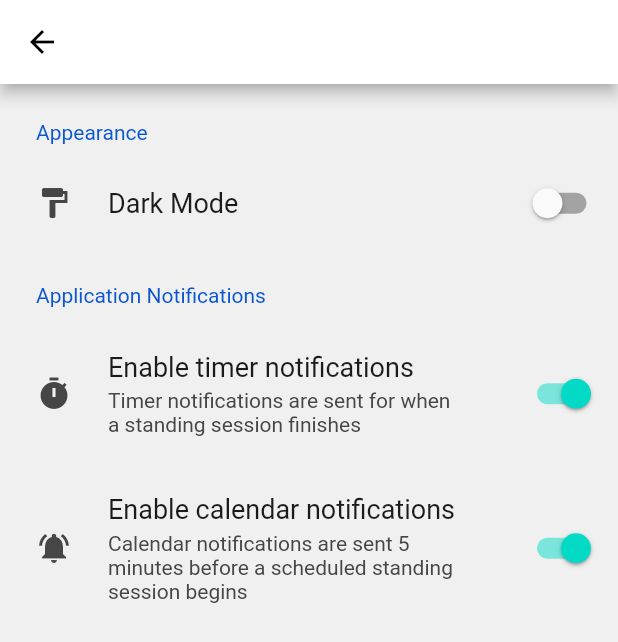
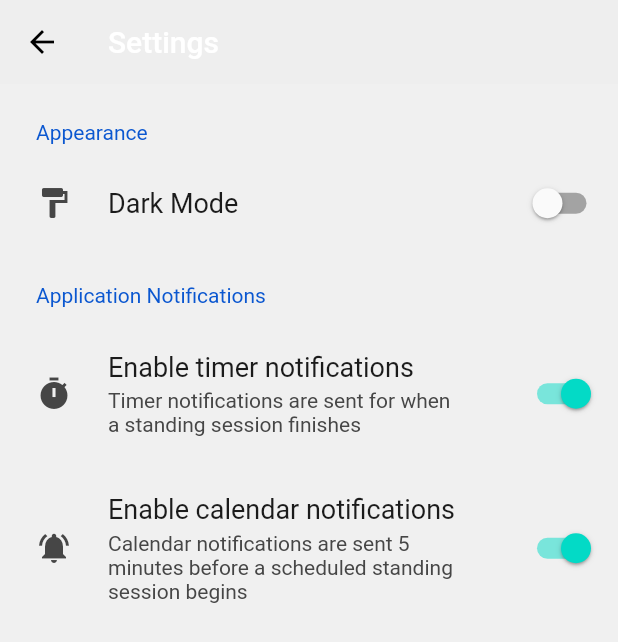
Before and after one commit to AlvinKuruvilla/stand-up, a Flutter app: the SettingsPage screen opened directly, on a phone screen of 412 x 824 dp. Shown: the top 642 px of the screen. Run offline on Flutter 3.47's test engine with Material 2 defaults, Android fonts, the phone set to English and light mode, and no system bars; drawn by our look-alikes of settings_ui; our stand-ins replace introduction_screen.

Commit message:
Fix small UI color issues

```diff
--- a/stand_up/lib/Pages/Settings/settings_page.dart
+++ b/stand_up/lib/Pages/Settings/settings_page.dart
@@ -22,7 +22,8 @@ class SettingsPageState extends State<SettingsPage> {
         backgroundColor: Colors.grey.shade200,
         appBar: AppBar(
           iconTheme: const IconThemeData(color: Colors.black),
-          backgroundColor: Colors.white,
+          backgroundColor: Colors.transparent,
+          elevation: 0,
           title: const Text('Settings'),
         ),
         body: SettingsList(platform: selectedPlatform, sections: [
--- a/stand_up/lib/Pages/Timer/timer_page.dart
+++ b/stand_up/lib/Pages/Timer/timer_page.dart
@@ -26,7 +26,6 @@ class _TimerPageState extends State<TimerPage> {
             padding: EdgeInsets.zero,
             children: [
               UserAccountsDrawerHeader(
-                decoration: const BoxDecoration(color: Colors.lightBlue),
                 accountName: Text(
                   UserAccount().username,
                   style: const TextStyle(
```
